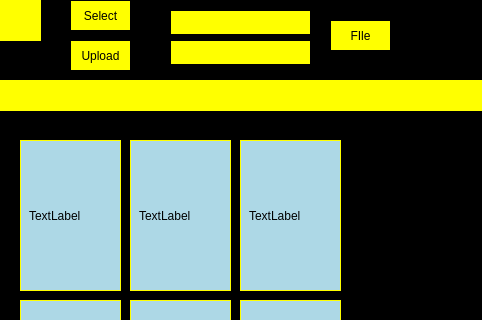
Above: mainwindow.ui from joshual777/TecFlix before the change; both pictures show x 90 to 572 and y 0 to 320 of the 572 by 696 pixel window. Below: the same form after it.
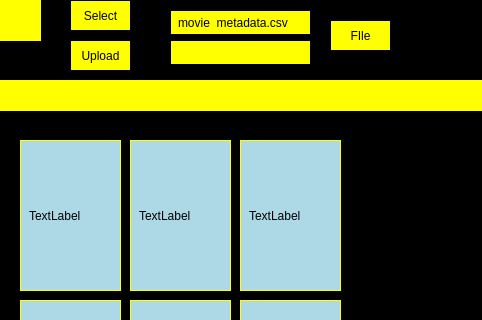
That is the form after the change.

Commit message: getting the poster url and showing the first poster into the GUI

What changed in the file:
```diff
--- a/mainwindow.ui
+++ b/mainwindow.ui
@@ -570,6 +570,9 @@
 		padding: 5px; 	
 }</string>
     </property>
+    <property name="text">
+     <string>movie_metadata.csv</string>
+    </property>
    </widget>
    <widget class="QLineEdit" name="lineupload">
     <property name="geometry">
```
The commit also changes 2 other files.
